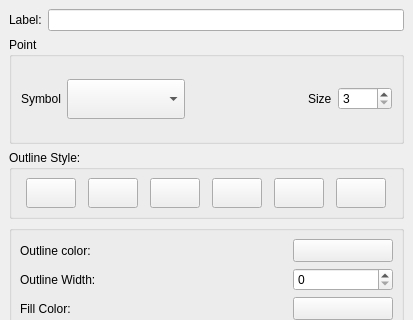
Qt form branches/composer_redesign/src/ui/qgssinglesymboldialogbase.ui (stopa85/Quantum-GIS) before a commit; both pictures show x 0 to 413 and y 0 to 320 of the 413 by 497 pixel window.
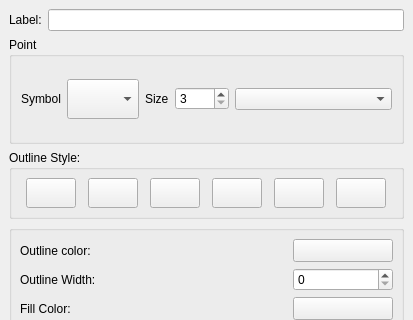
The same form after that commit. Custom widgets are drawn as their Qt base class.

The edit to the form file:
```diff
--- a/branches/composer_redesign/src/ui/qgssinglesymboldialogbase.ui
+++ b/branches/composer_redesign/src/ui/qgssinglesymboldialogbase.ui
@@ -10,9 +10,7 @@
    </rect>
   </property>
   <property name="sizePolicy" >
-   <sizepolicy>
-    <hsizetype>3</hsizetype>
-    <vsizetype>5</vsizetype>
+   <sizepolicy vsizetype="Preferred" hsizetype="MinimumExpanding" >
     <horstretch>0</horstretch>
     <verstretch>0</verstretch>
    </sizepolicy>
@@ -24,7 +22,19 @@
    <property name="margin" >
     <number>9</number>
    </property>
-   <property name="spacing" >
+   <property name="topMargin" >
+    <number>9</number>
+   </property>
+   <property name="rightMargin" >
+    <number>9</number>
+   </property>
+   <property name="bottomMargin" >
+    <number>9</number>
+   </property>
+   <property name="horizontalSpacing" >
+    <number>6</number>
+   </property>
+   <property name="verticalSpacing" >
     <number>6</number>
    </property>
    <item row="0" column="0" >
@@ -72,31 +82,25 @@
       <property name="margin" >
        <number>9</number>
       </property>
-      <property name="spacing" >
+      <property name="topMargin" >
+       <number>9</number>
+      </property>
+      <property name="rightMargin" >
+       <number>9</number>
+      </property>
+      <property name="bottomMargin" >
+       <number>9</number>
+      </property>
+      <property name="horizontalSpacing" >
        <number>6</number>
       </property>
-      <item row="0" column="2" >
-       <spacer>
-        <property name="orientation" >
-         <enum>Qt::Horizontal</enum>
-        </property>
-        <property name="sizeType" >
-         <enum>QSizePolicy::Expanding</enum>
-        </property>
-        <property name="sizeHint" >
-         <size>
-          <width>78</width>
-          <height>35</height>
-         </size>
-        </property>
-       </spacer>
-      </item>
+      <property name="verticalSpacing" >
+       <number>6</number>
+      </property>
       <item row="0" column="1" >
        <widget class="QComboBox" name="mPointSymbolComboBox" >
         <property name="sizePolicy" >
-         <sizepolicy>
-          <hsizetype>7</hsizetype>
-          <vsizetype>7</vsizetype>
+         <sizepolicy vsizetype="Expanding" hsizetype="Preferred" >
           <horstretch>0</horstretch>
           <verstretch>0</verstretch>
          </sizepolicy>
@@ -159,6 +163,16 @@
         </property>
        </widget>
       </item>
+      <item row="0" column="5" >
+       <widget class="QComboBox" name="mScaleTypeSelect" >
+        <property name="sizePolicy" >
+         <sizepolicy vsizetype="Fixed" hsizetype="Expanding" >
+          <horstretch>0</horstretch>
+          <verstretch>0</verstretch>
+         </sizepolicy>
+        </property>
+       </widget>
+      </item>
      </layout>
     </widget>
    </item>
```
Left out of the diff: 113 changed lines with no effect on the pictures.
